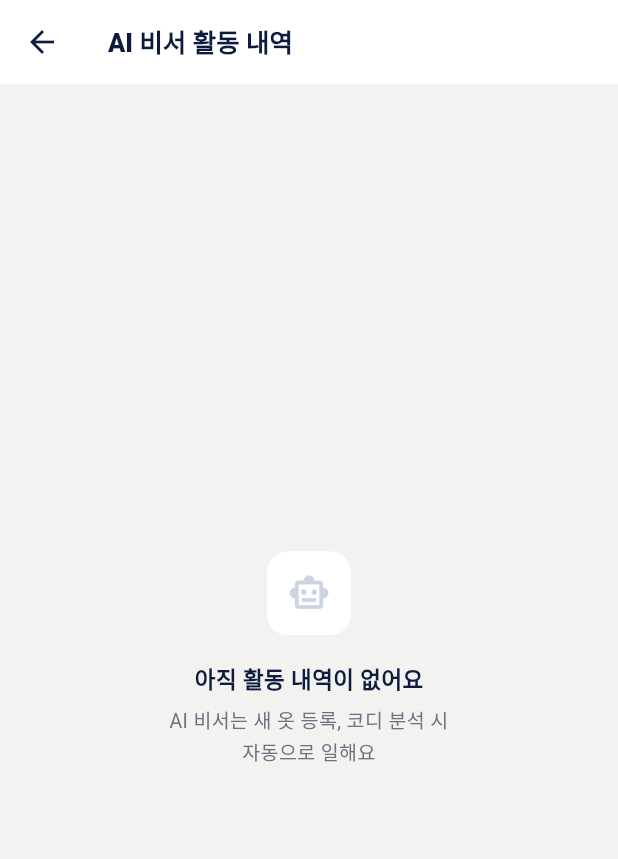
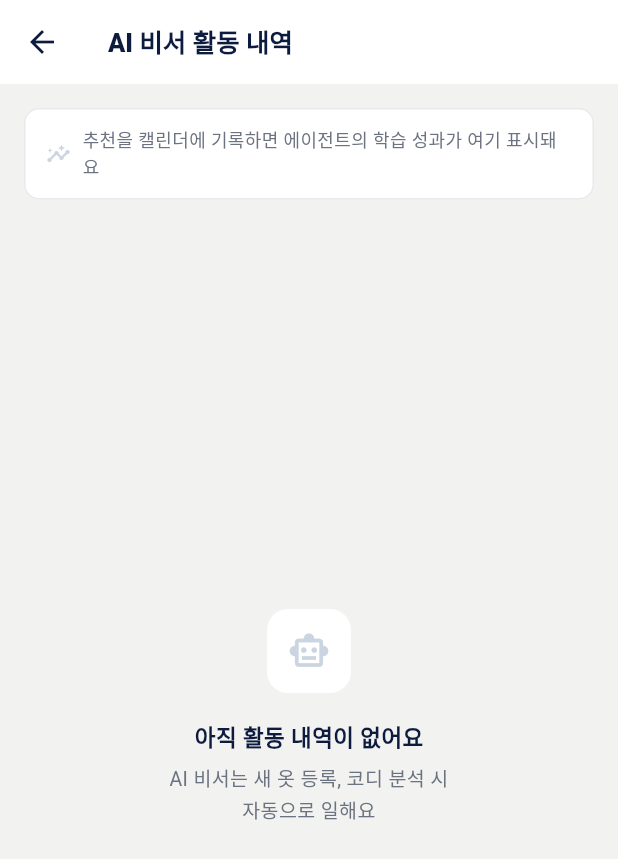
Before and after one commit to Yujaehyuk3462/ai-fashion-assistant, a Flutter app: the AgentLogScreen screen opened directly, on a phone screen of 412 x 824 dp. Shown: the top 859 px of the screen. Run offline on Flutter 3.47's test engine with Material 3 defaults, Android fonts, the phone set to English and light mode, and no system bars; our stand-ins replace cached_network_image, cloud_firestore, firebase_auth, firebase_core, firebase_storage, image_cropper and 2 more; missing offline and left inert: firebase_app_check, image_background_remover; accounts and stored records are empty.

Commit message:
에이전트 추천 채택률 지표 추가
최근 30일 RecommendationEntry의 userChoice(accepted/rejected_with_
alternative)를 집계해 전체 채택률과 targetTpoTag별 채택률을
AgentStats.compute(uid)로 계산한다. 활동 로그 화면 상단에 요약
카드("이번 달 추천 채택률 N% (M건 중 K건)" + 태그별 미니 리스트)로
숫자를 보여주고, 데이터가 없으면 안내 문구로 대체한다.

선제 추천 생성 시점엔 해당 태그의 채택률이 낮으면(표본 2건+,
50% 미만) 겸손 문구, 높으면(표본 3건+, 80% 이상) 자신감 문구를
confidenceNote로 저장해 홈 카드에 노출한다. userChoice 리터럴은
RecommendationEntry.choiceAccepted/choiceRejectedWithAlternative로
상수화.

Co-Authored-By: Claude Sonnet 5 <noreply@anthropic.com>

```diff
--- a/lib/models/recommendation_entry.dart
+++ b/lib/models/recommendation_entry.dart
@@ -4,6 +4,11 @@ import 'package:cloud_firestore/cloud_firestore.dart';
 // 자동 생성된 "능동 추천" 코디 1건. dismiss 시 대상 문서를 지정해야 해서
 // (OutfitHistoryEntry와 달리) doc.id를 들고 있는 WardrobeItem 패턴을 따른다.
 class RecommendationEntry {
+  // userChoice에 들어가는 알려진 값. AgentStats/피드백 감지 로직이 리터럴
+  // 문자열 대신 이 상수를 참조한다.
+  static const choiceAccepted = 'accepted';
+  static const choiceRejectedWithAlternative = 'rejected_with_alternative';
+
   final String id;
   final List<String> itemIds;
   final List<String> itemSummaries; // "카테고리: 속성" 한 줄 요약, HistoryEntry와 동일 패턴
@@ -38,6 +43,10 @@ class RecommendationEntry {
   // 다듬었다"는 문구를 보여준다.
   final bool repairAttempted;
   final String? repairNote; // 예: "아우터 교체(격식 개선)"
+  // ── 채택률 지표 ── 선제 추천 생성 시점에 해당 targetTpoTag의 최근 채택률을
+  // 확인해 남기는 자기 성능 인지 문구. null이면 카드에 표시하지 않는다
+  // (표본이 부족하거나 채택률이 중간대라 눈에 띄게 언급할 필요가 없는 경우).
+  final String? confidenceNote;
 
   const RecommendationEntry({
     required this.id,
@@ -58,6 +67,7 @@ class RecommendationEntry {
     this.isFallback = false,
     this.repairAttempted = false,
     this.repairNote,
+    this.confidenceNote,
   });
 
   factory RecommendationEntry.fromFirestore(DocumentSnapshot doc) {
@@ -86,6 +96,7 @@ class RecommendationEntry {
       isFallback: data['isFallback'] as bool? ?? false,
       repairAttempted: data['repairAttempted'] as bool? ?? false,
       repairNote: data['repairNote'] as String?,
+      confidenceNote: data['confidenceNote'] as String?,
     );
   }
 
@@ -110,5 +121,6 @@ class RecommendationEntry {
         if (isFallback) 'isFallback': isFallback,
         if (repairAttempted) 'repairAttempted': repairAttempted,
         if (repairNote != null) 'repairNote': repairNote,
+        if (confidenceNote != null) 'confidenceNote': confidenceNote,
       };
 }
--- a/lib/screens/agent_log_screen.dart
+++ b/lib/screens/agent_log_screen.dart
@@ -2,6 +2,7 @@ import 'package:flutter/material.dart';
 import 'package:firebase_auth/firebase_auth.dart';
 import '../constants/app_colors.dart';
 import '../models/agent_log_entry.dart';
+import '../services/agent_stats.dart';
 import '../services/firestore_service.dart';
 
 // 설정 "앱 설정" > "AI 비서 활동 내역"에서 진입. agent_logs 컬렉션(에이전트의
@@ -25,7 +26,11 @@ class AgentLogScreen extends StatelessWidget {
       ),
       body: uid == null
           ? const _EmptyState()
-          : StreamBuilder<List<AgentLogEntry>>(
+          : Column(
+              children: [
+                _StatsCard(uid: uid),
+                Expanded(
+                  child: StreamBuilder<List<AgentLogEntry>>(
                     stream: FirestoreService.agentLogStream(uid),
                     builder: (context, snapshot) {
                       if (snapshot.connectionState == ConnectionState.waiting) {
@@ -45,13 +50,14 @@ class AgentLogScreen extends StatelessWidget {
                           final event = events[i];
                           final prev = i > 0 ? events[i - 1] : null;
                           final next = i < events.length - 1 ? events[i + 1] : null;
-                    final showDateHeader =
-                        prev == null || _dateLabel(prev.createdAt!) != _dateLabel(event.createdAt!);
+                          final showDateHeader = prev == null ||
+                              _dateLabel(prev.createdAt!) != _dateLabel(event.createdAt!);
 
                           // 같은 relatedDocId가 연속되면 하나의 파이프라인으로 묶는다.
                           // 목록은 최신순이라 위(prev)가 더 나중, 아래(next)가 더 이전 이벤트다.
                           final rid = event.relatedDocId;
-                    final linkedToPrev = rid != null && prev?.relatedDocId == rid && !showDateHeader;
+                          final linkedToPrev =
+                              rid != null && prev?.relatedDocId == rid && !showDateHeader;
                           final linkedToNext = rid != null && next?.relatedDocId == rid;
 
                           return Column(
@@ -59,7 +65,8 @@ class AgentLogScreen extends StatelessWidget {
                             children: [
                               if (showDateHeader)
                                 Padding(
-                            padding: EdgeInsets.only(top: i == 0 ? 0 : 18, bottom: 10, left: 4),
+                                  padding:
+                                      EdgeInsets.only(top: i == 0 ? 0 : 18, bottom: 10, left: 4),
                                   child: Text(
                                     _dateLabel(event.createdAt!),
                                     style: const TextStyle(
@@ -82,6 +89,9 @@ class AgentLogScreen extends StatelessWidget {
                       );
                     },
                   ),
+                ),
+              ],
+            ),
     );
   }
 
@@ -97,6 +107,108 @@ class AgentLogScreen extends StatelessWidget {
 
   String _timeLabel(DateTime dt) =>
       '${dt.hour.toString().padLeft(2, '0')}:${dt.minute.toString().padLeft(2, '0')}';
+}
+
+// 최근 30일 채택률을 숫자로 보여주는 요약 카드 — "에이전트가 실제로
+// 학습하고 있는지"를 심사/시연에서 즉시 증명하는 용도. 화면 진입 시
+// 한 번만 계산한다(StatefulWidget으로 감싸 initState에서 fetch — 아래
+// StreamBuilder의 재빌드와 무관하게 재계산되지 않게 한다).
+class _StatsCard extends StatefulWidget {
+  final String uid;
+
+  const _StatsCard({required this.uid});
+
+  @override
+  State<_StatsCard> createState() => _StatsCardState();
+}
+
+class _StatsCardState extends State<_StatsCard> {
+  late final Future<AgentStats> _future;
+
+  @override
+  void initState() {
+    super.initState();
+    _future = AgentStats.compute(widget.uid);
+  }
+
+  @override
+  Widget build(BuildContext context) {
+    return FutureBuilder<AgentStats>(
+      future: _future,
+      builder: (context, snapshot) {
+        final stats = snapshot.data;
+        if (stats == null) return const SizedBox.shrink(); // 로딩 중/실패 시 조용히 생략
+
+        if (stats.overallTotal == 0) {
+          return Container(
+            margin: const EdgeInsets.fromLTRB(16, 16, 16, 0),
+            padding: const EdgeInsets.symmetric(horizontal: 14, vertical: 12),
+            decoration: BoxDecoration(
+              color: AppColors.surface,
+              borderRadius: BorderRadius.circular(10),
+              border: Border.all(color: AppColors.border),
+            ),
+            child: Row(
+              children: [
+                const Icon(Icons.insights_outlined, color: AppColors.textDisabled, size: 16),
+                const SizedBox(width: 8),
+                Expanded(
+                  child: Text(
+                    '추천을 캘린더에 기록하면 에이전트의 학습 성과가 여기 표시돼요',
+                    style: const TextStyle(color: AppColors.textMuted, fontSize: 12, height: 1.4),
+                  ),
+                ),
+              ],
+            ),
+          );
+        }
+
+        final overallPercent = ((stats.overallRate ?? 0) * 100).round();
+        final tagLine = stats.byTag
+            .map((t) => '[${t.tag}] ${(t.rate * 100).round()}%')
+            .join(' · ');
+
+        return Container(
+          margin: const EdgeInsets.fromLTRB(16, 16, 16, 0),
+          padding: const EdgeInsets.symmetric(horizontal: 14, vertical: 12),
+          decoration: BoxDecoration(
+            color: AppColors.bluePale,
+            borderRadius: BorderRadius.circular(10),
+            border: Border.all(color: AppColors.blue.withValues(alpha: 0.2)),
+          ),
+          child: Column(
+            crossAxisAlignment: CrossAxisAlignment.start,
+            children: [
+              Row(
+                children: [
+                  const Icon(Icons.insights_outlined, color: AppColors.blue, size: 16),
+                  const SizedBox(width: 8),
+                  Expanded(
+                    child: Text(
+                      '이번 달 추천 채택률 $overallPercent% '
+                      '(${stats.overallTotal}건 중 ${stats.overallAccepted}건)',
+                      style: const TextStyle(
+                        color: AppColors.textPrimary,
+                        fontSize: 13,
+                        fontWeight: FontWeight.w700,
+                      ),
+                    ),
+                  ),
+                ],
+              ),
+              if (tagLine.isNotEmpty) ...[
+                const SizedBox(height: 6),
+                Text(
+                  tagLine,
+                  style: const TextStyle(color: AppColors.textMuted, fontSize: 12, height: 1.4),
+                ),
+              ],
+            ],
+          ),
+        );
+      },
+    );
+  }
 }
 
 // eventType → 아이콘. 감지=눈, 생성=조합, 평가=저울, 등록=체크, 분석=두뇌, 피팅=옷.
--- a/lib/screens/home_screen.dart
+++ b/lib/screens/home_screen.dart
@@ -368,6 +368,28 @@ class _RecommendationCardBody extends StatelessWidget {
                           overflow: TextOverflow.ellipsis,
                           style: const TextStyle(
                             color: AppColors.blue,
+                            fontSize: 11,
+                            fontWeight: FontWeight.w600,
+                          ),
+                        ),
+                      ),
+                    ],
+                  ),
+                ],
+                // 채택률 지표 기반 자기 성능 인지 문구(선제 추천에서만 채워짐).
+                if (entry.confidenceNote != null) ...[
+                  const SizedBox(height: 6),
+                  Row(
+                    children: [
+                      const Icon(Icons.insights_outlined, color: AppColors.textMuted, size: 12),
+                      const SizedBox(width: 5),
+                      Expanded(
+                        child: Text(
+                          entry.confidenceNote!,
+                          maxLines: 1,
+                          overflow: TextOverflow.ellipsis,
+                          style: const TextStyle(
+                            color: AppColors.textMuted,
                             fontSize: 11,
                             fontWeight: FontWeight.w600,
                           ),
--- a/lib/services/agent_planner.dart
+++ b/lib/services/agent_planner.dart
@@ -8,6 +8,7 @@ import '../models/outfit_calendar_entry.dart';
 import '../models/recommendation_entry.dart';
 import '../models/wardrobe_item.dart';
 import 'agent_activity.dart';
+import 'agent_stats.dart';
 import 'firestore_service.dart';
 import 'gemini_service.dart';
 import 'outfit_matcher.dart';
@@ -175,6 +176,21 @@ class AgentPlanner {
     final isFallback =
         match.isFallback || (outcome.bestScore != null && outcome.bestScore! < _lowScoreFloor);
 
+    // ── 채택률 지표: 자기 성능 인지 문구 ── 이 태그에서 과거 채택률이
+    // 뚜렷하게 낮거나(아직 배우는 중) 높으면(자신 있음) 카드에 솔직하게
+    // 밝힌다. 표본이 애매하면(중간 채택률이거나 건수 부족) 아무 말도
+    // 덧붙이지 않는다 — 근거 없는 자신감/과한 겸손 둘 다 피한다.
+    final stats = await AgentStats.compute(uid);
+    final tagStat = stats.forTag(plan.tpoTag);
+    String? confidenceNote;
+    if (tagStat != null && tagStat.total >= 2 && tagStat.rate < 0.5) {
+      confidenceNote = '[${plan.tpoTag}] 코디 취향은 아직 배우는 중이에요 — '
+          '피드백이 쌓일수록 정확해집니다';
+    } else if (tagStat != null && tagStat.total >= 3 && tagStat.rate >= 0.8) {
+      final percent = (tagStat.rate * 100).round();
+      confidenceNote = '[${plan.tpoTag}] 코디는 자신 있어요 (최근 채택률 $percent%)';
+    }
+
     final entry = RecommendationEntry(
       id: '',
       itemIds: outcome.bestMatch.items.map((i) => i.id).toList(),
@@ -191,6 +207,7 @@ class AgentPlanner {
       targetTpoTag: plan.tpoTag,
       reflectedFeedback: feedbackText != null,
       isFallback: isFallback,
+      confidenceNote: confidenceNote,
     );
     final recId = await FirestoreService.addRecommendationSilently(uid, entry);
     if (recId == null) return;
@@ -229,7 +246,7 @@ class AgentPlanner {
       final accepted = recSet.length == chosenSet.length && recSet.containsAll(chosenSet);
       if (accepted) {
         await FirestoreService.updateRecommendationFeedbackSilently(uid, rec.id,
-            userChoice: 'accepted');
+            userChoice: RecommendationEntry.choiceAccepted);
         unawaited(FirestoreService.addAgentLogSilently(
           uid,
           AgentLogEntry(
@@ -241,7 +258,8 @@ class AgentPlanner {
         ));
       } else {
         await FirestoreService.updateRecommendationFeedbackSilently(uid, rec.id,
-            userChoice: 'rejected_with_alternative', userChosenItemIds: entry.itemIds);
+            userChoice: RecommendationEntry.choiceRejectedWithAlternative,
+            userChosenItemIds: entry.itemIds);
         unawaited(FirestoreService.addAgentLogSilently(
           uid,
           AgentLogEntry(
--- /dev/null
+++ b/lib/services/agent_stats.dart
@@ -0,0 +1,73 @@
+import '../models/recommendation_entry.dart';
+import 'firestore_service.dart';
+
+// 특정 태그(또는 '일반')의 채택률 — accepted / (accepted + rejected).
+class TagAcceptance {
+  final String tag;
+  final int accepted;
+  final int total; // accepted + rejected_with_alternative
+
+  const TagAcceptance({required this.tag, required this.accepted, required this.total});
+
+  double get rate => total == 0 ? 0 : accepted / total;
+}
+
+// 최근 30일 추천 피드백을 집계해 "에이전트가 실제로 학습하고 있는지"를
+// 숫자로 보여준다. accepted/rejected_with_alternative로 반응이 기록된
+// 것만 셈에 넣는다(아직 반응 없는 추천은 판단 대상이 아니므로 제외).
+class AgentStats {
+  final int overallAccepted;
+  final int overallTotal;
+  final List<TagAcceptance> byTag; // 표본 많은 순
+
+  const AgentStats({
+    required this.overallAccepted,
+    required this.overallTotal,
+    required this.byTag,
+  });
+
+  double? get overallRate => overallTotal == 0 ? null : overallAccepted / overallTotal;
+
+  // targetTpoTag(선제 추천 카드 문구용) 기준 조회. 없으면 null.
+  TagAcceptance? forTag(String? tag) {
+    final key = tag ?? '일반';
+    for (final t in byTag) {
+      if (t.tag == key) return t;
+    }
+    return null;
+  }
+
+  static const _window = Duration(days: 30);
+
+  static Future<AgentStats> compute(String uid) async {
+    final since = DateTime.now().subtract(_window);
+    final entries = await FirestoreService.recommendationsSinceSilently(uid, since);
+
+    var accepted = 0;
+    var total = 0;
+    final tagAccepted = <String, int>{};
+    final tagTotal = <String, int>{};
+
+    for (final e in entries) {
+      final isAccepted = e.userChoice == RecommendationEntry.choiceAccepted;
+      final isRejected = e.userChoice == RecommendationEntry.choiceRejectedWithAlternative;
+      if (!isAccepted && !isRejected) continue; // 아직 반응 없음 — 집계 제외
+
+      final tag = e.targetTpoTag ?? '일반';
+      total++;
+      tagTotal[tag] = (tagTotal[tag] ?? 0) + 1;
+      if (isAccepted) {
+        accepted++;
+        tagAccepted[tag] = (tagAccepted[tag] ?? 0) + 1;
+      }
+    }
+
+    final byTag = tagTotal.keys
+        .map((tag) =>
+            TagAcceptance(tag: tag, accepted: tagAccepted[tag] ?? 0, total: tagTotal[tag]!))
+        .toList()
+      ..sort((a, b) => b.total.compareTo(a.total));
+
+    return AgentStats(overallAccepted: accepted, overallTotal: total, byTag: byTag);
+  }
+}
--- a/lib/services/firestore_service.dart
+++ b/lib/services/firestore_service.dart
@@ -214,6 +214,27 @@ class FirestoreService {
     }
   }
 
+  // 채택률 지표(AgentStats)용 — 최근 N일 추천 전체(dismissed 무관)를 가져와
+  // 호출부가 userChoice로 클라이언트 필터링한다. createdAt 단일 range라
+  // 복합 인덱스 불필요.
+  static Future<List<RecommendationEntry>> recommendationsSinceSilently(
+    String uid,
+    DateTime since,
+  ) async {
+    try {
+      final snapshot = await _db
+          .collection(_usersCol)
+          .doc(uid)
+          .collection(_recommendationsCol)
+          .where('createdAt', isGreaterThanOrEqualTo: Timestamp.fromDate(since))
+          .get();
+      return snapshot.docs.map((d) => RecommendationEntry.fromFirestore(d)).toList();
+    } catch (e) {
+      debugPrint('[STATS] 최근 추천 조회 실패: $e');
+      return [];
+    }
+  }
+
   // dismissed == false인 것 중 최신 1건만 — 홈 화면 카드는 항상 최대 1개만 노출한다.
   static Stream<RecommendationEntry?> recommendationStream(String uid) {
     return _db
@@ -311,7 +332,7 @@ class FirestoreService {
           .collection(_usersCol)
           .doc(uid)
           .collection(_recommendationsCol)
-          .where('userChoice', isEqualTo: 'rejected_with_alternative')
+          .where('userChoice', isEqualTo: RecommendationEntry.choiceRejectedWithAlternative)
           .limit(20)
           .get();
       final list = snapshot.docs.map((d) => RecommendationEntry.fromFirestore(d)).toList()
```
Lines whose indentation alone changed are shown as unchanged.
